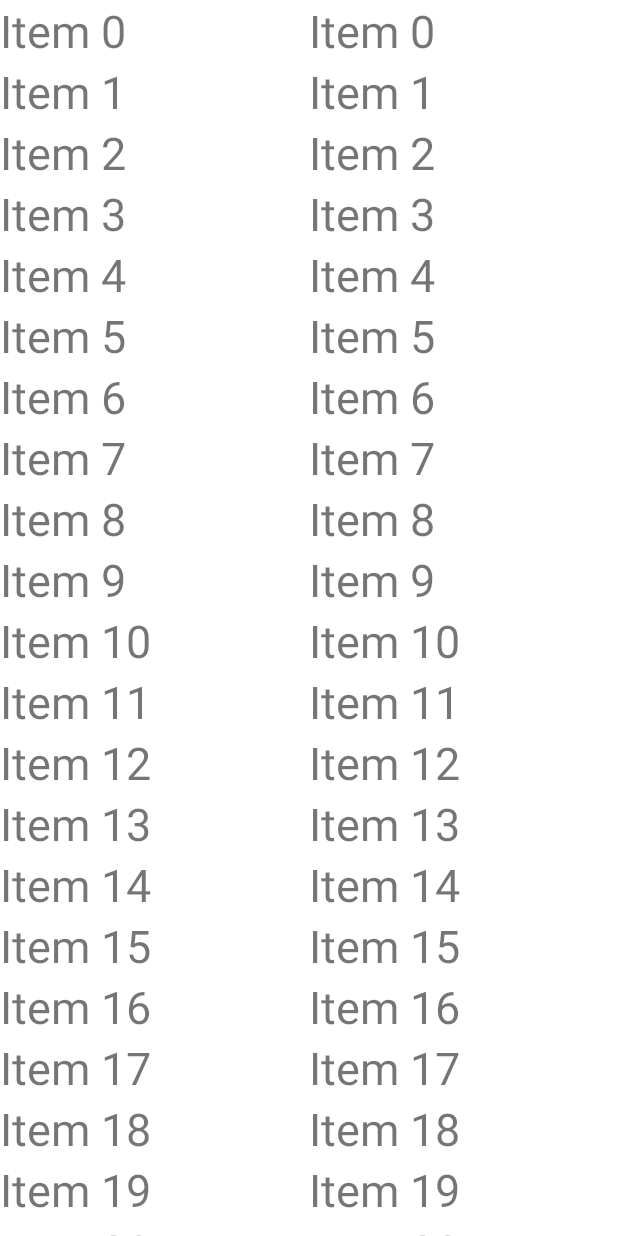
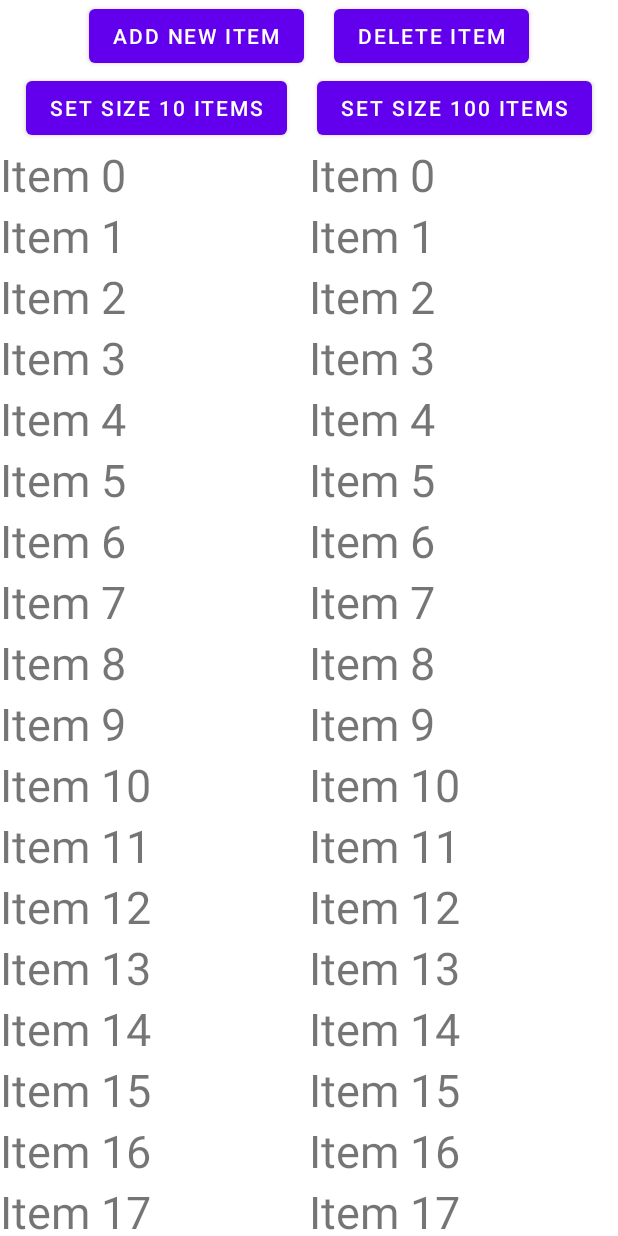
Before and after one commit to MikeKuzn52/TinyAndroidProjects, an Android app: the screen it shows after launch (MainActivity), on a phone screen of 412 x 824 dp. Run offline under Robolectric (Android 15) with nearby library versions, the phone set to English and light mode, and no system bars.

Commit message:
RecyclerDemo. Rewrite on reflection

```diff
--- /dev/null
+++ b/RecyclerDemo/app/src/main/java/com/mikekuzn/recyclerdemo/AdaptRecycler.java
@@ -0,0 +1,120 @@
+package com.mikekuzn.recyclerdemo;
+
+import static android.view.ViewGroup.LayoutParams.MATCH_PARENT;
+import static android.view.ViewGroup.LayoutParams.WRAP_CONTENT;
+import static android.widget.LinearLayout.HORIZONTAL;
+
+import android.content.Context;
+import android.util.Log;
+import android.view.View;
+import android.view.ViewGroup;
+import android.view.ViewParent;
+import android.widget.LinearLayout;
+
+
+import java.lang.reflect.Field;
+import java.util.List;
+
+// Adaptation of recycler view for foldable device
+public class AdaptRecycler {
+    final static String TAG = "RecyclerDemo";
+
+    static void Invoke (View recycler) {
+// Here we can not use:
+//  androidx.recyclerview.widget.RecyclerView
+//  android.support.v7.widget.RecyclerView
+// because this cod will be use on framework
+
+        ViewParent parent = recycler.getParent();
+        if (!(parent instanceof ViewGroup)) {
+            return;
+        }
+        ViewGroup group = (ViewGroup)parent;
+        group.removeView(recycler);
+        LinearLayout linearLayout = new LinearLayout(group.getContext());
+        linearLayout.setLayoutParams(new ViewGroup.LayoutParams(MATCH_PARENT, MATCH_PARENT));
+        linearLayout.setOrientation(HORIZONTAL);
+        linearLayout.addView(recycler);
+        try {
+            View newRecycler = recycler
+                    .getClass()
+                    .getDeclaredConstructor(Context.class)
+                    .newInstance((Context) group.getContext());
+            LogSupers(newRecycler);
+            Log.d(TAG, "newInstance=" + newRecycler + " base=" + recycler);
+            Object adapter = recycler.getClass().getMethod("getAdapter").invoke(recycler);
+            assert adapter != null;
+            LogSupers(adapter);
+            Log.d(TAG, "Adapter=" + adapter);
+            newRecycler.getClass()
+                    .getMethod("setAdapter", getPenultimateSuper(adapter))
+                    .invoke(newRecycler, adapter);
+            Field field = recycler.getClass().getDeclaredField("mLayout");
+            field.setAccessible(true);
+            Object baseLayoutManager = field.get(recycler);
+            Object layoutManager = null;
+            if (isSuperContain(baseLayoutManager, "LinearLayoutManager")) {
+                layoutManager = baseLayoutManager.getClass()
+                        .getDeclaredConstructor(Context.class)
+                        .newInstance(group.getContext());
+            } if (isSuperContain(baseLayoutManager, "StaggeredGridLayoutManager")) {
+                layoutManager = baseLayoutManager.getClass()
+                        .getDeclaredConstructor(
+                                Context.class,
+                                Class.forName("android.util.AttributeSet"),
+                                int.class,
+                                int.class)
+                        .newInstance(group.getContext(), null, 2, 0);
+            }else {
+                //TODO("")
+            }
+            LogSupers(layoutManager);
+            newRecycler.getClass()
+                    .getMethod("setLayoutManager", getPenultimateSuper(layoutManager))
+                    .invoke(newRecycler, layoutManager);
+            newRecycler.setLayoutParams(recycler.getLayoutParams());
+            linearLayout.addView(newRecycler);
+        } catch (Exception e) {
+            Log.e(TAG, "newInstance Exception " + e);
+        }
+        group.addView(linearLayout);
+    }
+
+    static void LogSupers(Object object) {
+        Class<?> clazz = object.getClass();
+        while (clazz != null) {
+            Log.i(TAG, "LogSupers class=" + clazz.getName());
+            clazz = clazz.getSuperclass();
+        }
+    }
+
+    static boolean isSuperContain(Object object, String className){
+        if (object == null) {
+            return false;
+        }
+        Class<?> clazz = object.getClass();
+        while (clazz != null) {
+            Log.i(TAG, "isSuperContain class=" + clazz.getName() + "=?=" + className);
+            if (clazz.getName().contains(className)) {
+                return true;
+            }
+            clazz = clazz.getSuperclass();
+        }
+        return false;
+    }
+
+    static Class<?> getPenultimateSuper(Object object) {
+        if (object == null)
+            return null;
+        Class<?> clazz = object.getClass();
+        Class<?> PenultimateClass = null;
+        while (clazz != null) {
+            if ("java.lang.Object".equals(clazz.getName())){
+                return PenultimateClass;
+            }
+            PenultimateClass = clazz;
+            clazz = clazz.getSuperclass();
+        }
+        return null;
+    }
+}
--- a/RecyclerDemo/app/src/main/java/com/mikekuzn/recyclerdemo/CustomAdapter.java
+++ b/RecyclerDemo/app/src/main/java/com/mikekuzn/recyclerdemo/CustomAdapter.java
@@ -8,10 +8,12 @@ import android.widget.TextView;
 import androidx.annotation.NonNull;
 import androidx.recyclerview.widget.RecyclerView;
 
+import java.util.List;
+
 public class CustomAdapter extends RecyclerView.Adapter<CustomAdapter.ViewHolder> {
-    String[] itemText;
+    List<String> itemText;
 
-    public CustomAdapter(String[] itemText) {
+    public CustomAdapter(List<String> itemText) {
         this.itemText = itemText;
     }
 
@@ -25,12 +27,12 @@ public class CustomAdapter extends RecyclerView.Adapter<CustomAdapter.ViewHolder
 
     @Override
     public void onBindViewHolder(@NonNull ViewHolder holder, int position) {
-        holder.getTextView().setText(itemText[position]);
+        holder.getTextView().setText(itemText.get(position));
     }
 
     @Override
     public int getItemCount() {
-        return itemText.length;
+        return itemText.size();
     }
 
     public class ViewHolder extends RecyclerView.ViewHolder {
--- a/RecyclerDemo/app/src/main/java/com/mikekuzn/recyclerdemo/MainActivity.java
+++ b/RecyclerDemo/app/src/main/java/com/mikekuzn/recyclerdemo/MainActivity.java
@@ -1,5 +1,6 @@
 package com.mikekuzn.recyclerdemo;
 
+import android.annotation.SuppressLint;
 import android.content.Context;
 import android.os.Bundle;
 import androidx.appcompat.app.AppCompatActivity;
@@ -7,43 +8,59 @@ import android.util.Log;
 import androidx.recyclerview.widget.LinearLayoutManager;
 import androidx.recyclerview.widget.RecyclerView.Adapter;
 import com.mikekuzn.recyclerdemo.databinding.ActivityMainBinding;
+
+import android.view.View;
 import android.view.ViewGroup;
 import android.view.ViewParent;
+import android.widget.LinearLayout;
 
+import java.util.ArrayList;
+import java.util.List;
+
+@SuppressLint("NotifyDataSetChanged")
 public class MainActivity extends AppCompatActivity {
 
     private ActivityMainBinding binding;
-    String[] items = new String[100];
+    List<String> itemsList = new ArrayList<>();
+    boolean startEndItem = false;
+    Adapter adapter;
 
     @Override
     protected void onCreate(Bundle savedInstanceState) {
         super.onCreate(savedInstanceState);
         binding = ActivityMainBinding.inflate(getLayoutInflater());
         setContentView(binding.getRoot());
-        for (int i = 0; i < items.length; i++) {
-            items[i] = "Item " + i;
-        }
-        Adapter adapter = new CustomAdapter(items);
+        setItems(100);
+        adapter = new CustomAdapter(itemsList);
         binding.recyclerView.setAdapter(adapter);
         binding.recyclerView.setLayoutManager(new LinearLayoutManager(this));
+        AdaptRecycler.Invoke(binding.recyclerView);
+    }
 
-        ViewParent parent = binding.recyclerView.getParent();
-        androidx.recyclerview.widget.RecyclerView newRecycler = null;
-        if (parent instanceof ViewGroup) {
-            ViewGroup group = (ViewGroup)parent;
-            try {
-                newRecycler = binding.recyclerView
-                        .getClass()
-                        .getDeclaredConstructor(Context.class)
-                        .newInstance((Context) this);
-                Log.d("RecyclerDemo", "newInstance=" + newRecycler + " base=" + binding.recyclerView);
-            } catch (Exception e) {Log.e("RecyclerDemo", "newInstance Exception " + e);}
-            if (newRecycler != null) {
-                newRecycler.setAdapter(new CustomAdapter(items));
-                newRecycler.setLayoutManager(new LinearLayoutManager(this));
-                newRecycler.setLayoutParams(binding.recyclerView.getLayoutParams());
-                group.addView(newRecycler);
-            }
+    public void clickAddItem(View view) {
+        itemsList.add(startEndItem ? 0 : itemsList.size(), "NewItem");
+        adapter.notifyDataSetChanged();
+        startEndItem = !startEndItem;
+    }
+
+    public void clickDelItem(View view) {
+        startEndItem = !startEndItem;
+        itemsList.remove(startEndItem ? 0 : itemsList.size()-1);
+        adapter.notifyDataSetChanged();
+    }
+    public void clickSet10Items(View view) {
+        setItems(10);
+        adapter.notifyDataSetChanged();
+    }
+    public void clickSet100Items(View view) {
+        setItems(100);
+        adapter.notifyDataSetChanged();
+    }
+
+    void setItems(int size) {
+        itemsList.clear();
+        for (int i = 0; i < size; i++) {
+            itemsList.add("Item " + i);
         }
     }
 }
--- a/RecyclerDemo/app/src/main/res/layout/activity_main.xml
+++ b/RecyclerDemo/app/src/main/res/layout/activity_main.xml
@@ -3,8 +3,44 @@
     xmlns:android="http://schemas.android.com/apk/res/android"
     android:layout_width="match_parent"
     android:layout_height="match_parent"
-    android:orientation="horizontal">
+    android:orientation="vertical">
 
+    <LinearLayout
+        android:layout_width="match_parent"
+        android:layout_height="wrap_content"
+        android:orientation="horizontal"
+        android:gravity="center">
+        <Button
+            android:layout_width="wrap_content"
+            android:layout_height="wrap_content"
+            android:text="@string/AddItem"
+            android:layout_marginEnd="10dp"
+            android:onClick="clickAddItem" />
+        <Button
+            android:layout_width="wrap_content"
+            android:layout_height="wrap_content"
+            android:text="@string/DelItem"
+            android:layout_marginStart="10dp"
+            android:onClick="clickDelItem" />
+    </LinearLayout>
+    <LinearLayout
+        android:layout_width="match_parent"
+        android:layout_height="wrap_content"
+        android:orientation="horizontal"
+        android:gravity="center">
+        <Button
+            android:layout_width="wrap_content"
+            android:layout_height="wrap_content"
+            android:text="@string/Items10"
+            android:layout_marginEnd="10dp"
+            android:onClick="clickSet10Items" />
+        <Button
+            android:layout_width="wrap_content"
+            android:layout_height="wrap_content"
+            android:text="@string/Items100"
+            android:layout_marginStart="10dp"
+            android:onClick="clickSet100Items" />
+    </LinearLayout>
     <androidx.recyclerview.widget.RecyclerView
         android:id="@+id/recycler_view"
         android:layout_width="match_parent"
--- a/RecyclerDemo/app/src/main/res/values-land/dimens.xml
+++ /dev/null
@@ -1,3 +0,0 @@
-<resources>
-    <dimen name="fab_margin">48dp</dimen>
-</resources>
--- a/RecyclerDemo/app/src/main/res/values-w1240dp/dimens.xml
+++ /dev/null
@@ -1,3 +0,0 @@
-<resources>
-    <dimen name="fab_margin">200dp</dimen>
-</resources>
--- a/RecyclerDemo/app/src/main/res/values-w600dp/dimens.xml
+++ /dev/null
@@ -1,3 +0,0 @@
-<resources>
-    <dimen name="fab_margin">48dp</dimen>
-</resources>
--- a/RecyclerDemo/app/src/main/res/values/dimens.xml
+++ /dev/null
@@ -1,3 +0,0 @@
-<resources>
-    <dimen name="fab_margin">16dp</dimen>
-</resources>
--- a/RecyclerDemo/app/src/main/res/values/strings.xml
+++ b/RecyclerDemo/app/src/main/res/values/strings.xml
@@ -2,11 +2,8 @@
     <string name="app_name">RecyclerDemo</string>
     <string name="action_settings">Settings</string>
     <!-- Strings used for fragments for navigation -->
-    <string name="first_fragment_label">First Fragment</string>
-    <string name="second_fragment_label">Second Fragment</string>
-    <string name="next">Next</string>
-    <string name="previous">Previous</string>
-
-    <string name="hello_first_fragment">Hello first fragment</string>
-    <string name="hello_second_fragment">Hello second fragment. Arg: %1$s</string>
+    <string name="AddItem">Add new Item</string>
+    <string name="DelItem">Delete Item</string>
+    <string name="Items10">Set size 10 items</string>
+    <string name="Items100">Set size 100 items</string>
 </resources>
```
Also changed, not shown: RecyclerDemo/app/src/main/res/navigation/nav_graph.xml (deleted, +0 -28 lines).
